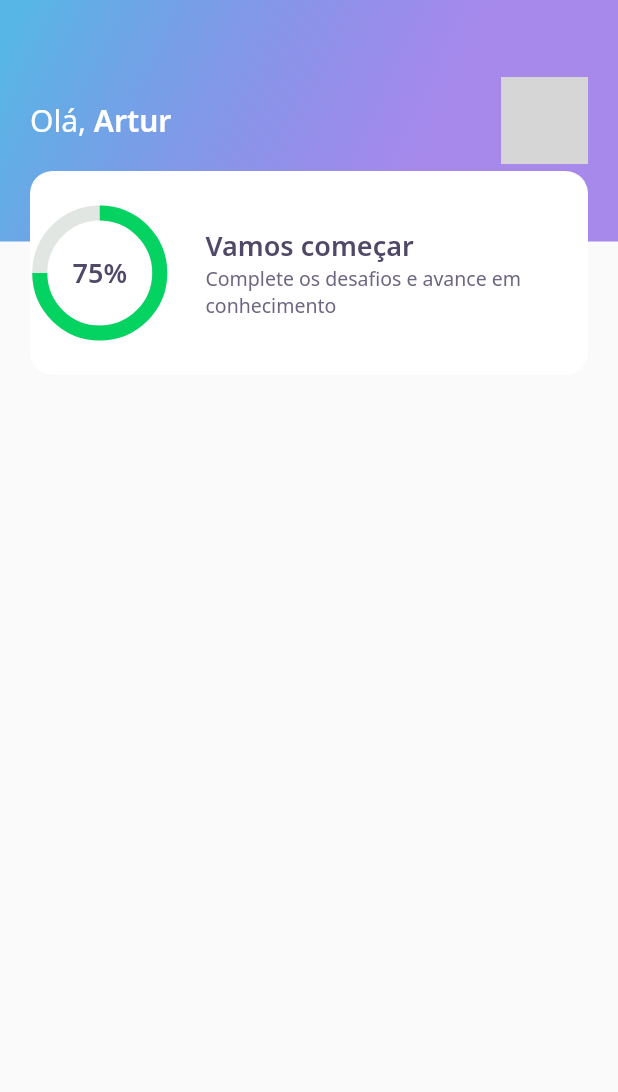
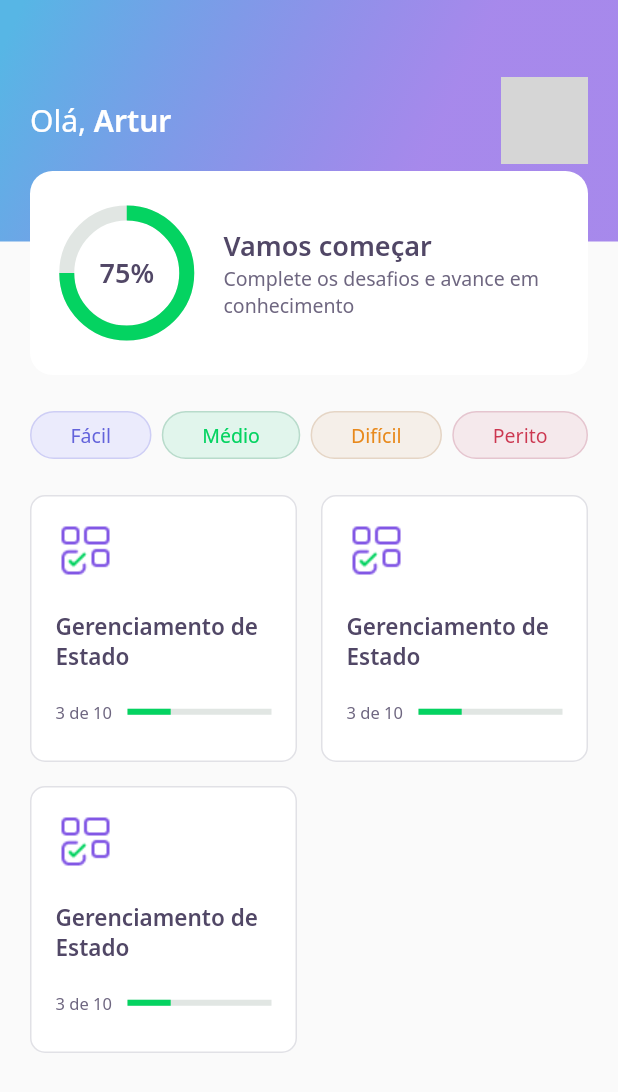
Before and after one commit to arturfri/nlw5-flutter, a Flutter app: the HomePage screen opened directly, on a phone screen of 412 x 824 dp. Shown: the top 1092 px of the screen. Run offline on Flutter 3.47's test engine with Material 2 defaults, Android fonts, the phone set to English and light mode, and no system bars; our stand-ins replace google_fonts; network calls fail; grey boxes are pictures that could not be loaded.

Commit message:
nlw5 second class

```diff
--- a/lib/core/app_widget.dart
+++ b/lib/core/app_widget.dart
@@ -1,4 +1,5 @@
 // import 'package:DevQuiz/home/home_page.dart';
+import 'package:DevQuiz/challenge/challenge_page.dart';
 import 'package:DevQuiz/home/home_page.dart';
 import 'package:DevQuiz/splash/splash_page.dart';
 import 'package:flutter/material.dart';
@@ -8,7 +9,7 @@ class AppWidget extends StatelessWidget {
   Widget build(BuildContext context) {
     return MaterialApp(
       title: "DevQuiz",
-      home: HomePage(),
+      home: ChallengePage(),
     );
   }
 }
--- a/lib/home/home_page.dart
+++ b/lib/home/home_page.dart
@@ -1,4 +1,6 @@
 import 'package:DevQuiz/home/widgets/appbar/app_bar_widget.dart';
+import 'package:DevQuiz/home/widgets/level_button/level_button_widget.dart';
+import 'package:DevQuiz/home/widgets/quiz_card/quiz_card_widget.dart';
 import 'package:flutter/material.dart';
 
 
@@ -14,6 +16,36 @@ class _HomePageState extends State<HomePage> {
   Widget build(BuildContext context) {
     return Scaffold(
       appBar: AppBarWidget(),
+      body: Padding(
+        padding: const EdgeInsets.symmetric(horizontal: 20),
+        child: Column(
+          children: [
+            SizedBox(height: 24,),
+            Row(
+              mainAxisAlignment: MainAxisAlignment.spaceBetween,
+              children: [
+                LevelButtonWidget(label: "Fácil"),
+                LevelButtonWidget(label: "Médio"),
+                LevelButtonWidget(label: "Difícil"),
+                LevelButtonWidget(label: "Perito"),
+              ],
+            ),
+            SizedBox(height: 24,),
+            Expanded(
+              child: GridView.count(
+                crossAxisCount: 2,
+                crossAxisSpacing: 16,
+                mainAxisSpacing: 16,
+                children: [
+                  QuizCardWidget(),
+                  QuizCardWidget(),
+                  QuizCardWidget(),
+                ],
+              ),
+            ),
+          ],
+        ),
+      ),
     );
   }
 }
--- /dev/null
+++ b/lib/home/widgets/level_button/level_button_widget.dart
@@ -0,0 +1,59 @@
+import 'package:DevQuiz/core/app_colors.dart';
+import 'package:flutter/material.dart';
+import 'package:google_fonts/google_fonts.dart';
+
+class LevelButtonWidget extends StatelessWidget {
+  final String label;
+   LevelButtonWidget({
+    Key? key,
+    required this.label,
+  }) : assert(["Fácil","Médio","Difícil","Perito"].contains(label)), super(key: key);
+
+  final config = {
+    "Fácil": {
+      "color": AppColors.levelButtonFacil,
+      "border": AppColors.levelButtonBorderFacil,
+      "fontColor": AppColors.levelButtonTextFacil
+    },
+    "Médio": {
+      "color": AppColors.levelButtonMedio,
+      "border": AppColors.levelButtonBorderMedio,
+      "fontColor": AppColors.levelButtonTextMedio
+    },
+    "Difícil": {
+      "color": AppColors.levelButtonDificil,
+      "border": AppColors.levelButtonBorderDificil,
+      "fontColor": AppColors.levelButtonTextDificil
+    },
+    "Perito": {
+      "color": AppColors.levelButtonPerito,
+      "border": AppColors.levelButtonBorderPerito,
+      "fontColor": AppColors.levelButtonTextPerito
+    },
+  };
+
+  Color get color => config[label]!['color']!;
+  Color get borderColor => config[label]!['border']!;
+  Color get fontColor => config[label]!['fontColor']!;
+
+  @override
+  Widget build(BuildContext context) {
+    return Container(
+      decoration: BoxDecoration(
+        color: color,
+        border: Border.fromBorderSide(BorderSide(color: borderColor)),
+        borderRadius: BorderRadius.circular(28)
+      ),
+      child: Padding(
+        padding: const EdgeInsets.symmetric(horizontal: 26, vertical: 6.0),
+        child: Text(
+          label,
+          style: GoogleFonts.notoSans(
+            color: fontColor,
+            fontSize: 13
+          )
+        ),
+      )
+    );
+  }
+}
--- /dev/null
+++ b/lib/home/widgets/quiz_card/quiz_card_widget.dart
@@ -0,0 +1,48 @@
+import 'package:DevQuiz/core/app_colors.dart';
+import 'package:DevQuiz/core/app_images.dart';
+import 'package:DevQuiz/core/app_text_styles.dart';
+import 'package:DevQuiz/shared/widgets/progress_indicator/progress_indicator_widget.dart';
+import 'package:flutter/material.dart';
+import 'package:flutter/src/foundation/key.dart';
+import 'package:flutter/src/widgets/framework.dart';
+
+class QuizCardWidget extends StatelessWidget {
+  const QuizCardWidget({Key? key}) : super(key: key);
+
+  @override
+  Widget build(BuildContext context) {
+    return Container(
+      padding: EdgeInsets.all(16),
+      decoration: BoxDecoration(
+        border: Border.fromBorderSide(BorderSide(color: AppColors.border)),
+        color: AppColors.white,
+        borderRadius: BorderRadius.circular(10),
+      ),
+      child: Column(
+        crossAxisAlignment: CrossAxisAlignment.start,
+        children: [
+          Container(
+            height: 40,
+            width: 40,
+            child: Image.asset(AppImages.blocks),
+          ),
+          SizedBox(height: 20,),
+          Text(
+            "Gerenciamento de Estado",
+            style: AppTextStyles.heading15,
+          ),
+          SizedBox(height: 20 ,),
+          Row(
+            children: [
+              Expanded(flex: 2  ,child: Text("3 de 10", style: AppTextStyles.body11)),
+              Expanded(
+                flex: 4,
+                child: ProgressIndicatorWidget(value: 0.3,)
+              )
+            ],
+          )
+        ],
+      )
+    );
+  }
+}
--- a/lib/home/widgets/scorecard/score_card_widget.dart
+++ b/lib/home/widgets/scorecard/score_card_widget.dart
@@ -16,6 +16,8 @@ class ScoreCardWidget extends StatelessWidget {
           color: AppColors.white,
           borderRadius: BorderRadius.circular(15)
         ),
+        child: Padding(
+          padding: const EdgeInsets.symmetric(horizontal: 24),
           child: Row(
             crossAxisAlignment: CrossAxisAlignment.center,
             children: [
@@ -40,6 +42,7 @@ class ScoreCardWidget extends StatelessWidget {
             ]
           ),
         ),
+      ),
     );
   }
 }
--- /dev/null
+++ b/lib/shared/widgets/progress_indicator/progress_indicator_widget.dart
@@ -0,0 +1,18 @@
+import 'package:DevQuiz/core/app_colors.dart';
+import 'package:flutter/material.dart';
+import 'package:flutter/src/foundation/key.dart';
+import 'package:flutter/src/widgets/framework.dart';
+
+class ProgressIndicatorWidget extends StatelessWidget {
+  final double value;
+  const ProgressIndicatorWidget({Key? key, required this.value}) : super(key: key);
+
+  @override
+  Widget build(BuildContext context) {
+    return LinearProgressIndicator(
+      value: value,
+      backgroundColor: AppColors.chartSecondary,
+      valueColor: AlwaysStoppedAnimation<Color>(AppColors.chartPrimary),
+    );
+  }
+}
```
Also changed, not shown: lib/challenge/challenge_page.dart (added, +22 -0 lines), lib/challenge/widgets/answer/answer_widget.dart (added, +53 -0 lines), lib/challenge/widgets/question_indicator/question_indicator_widget.dart (added, +28 -0 lines), lib/challenge/widgets/quiz/quiz_widget.dart (added, +25 -0 lines). Lines whose indentation alone changed are shown as unchanged.
